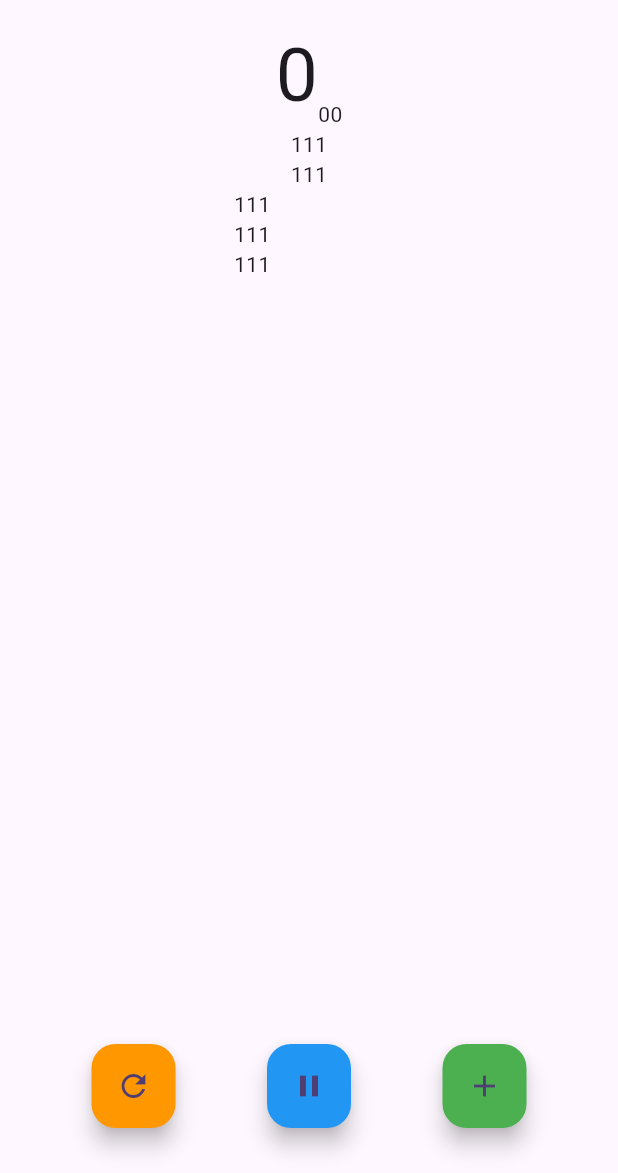
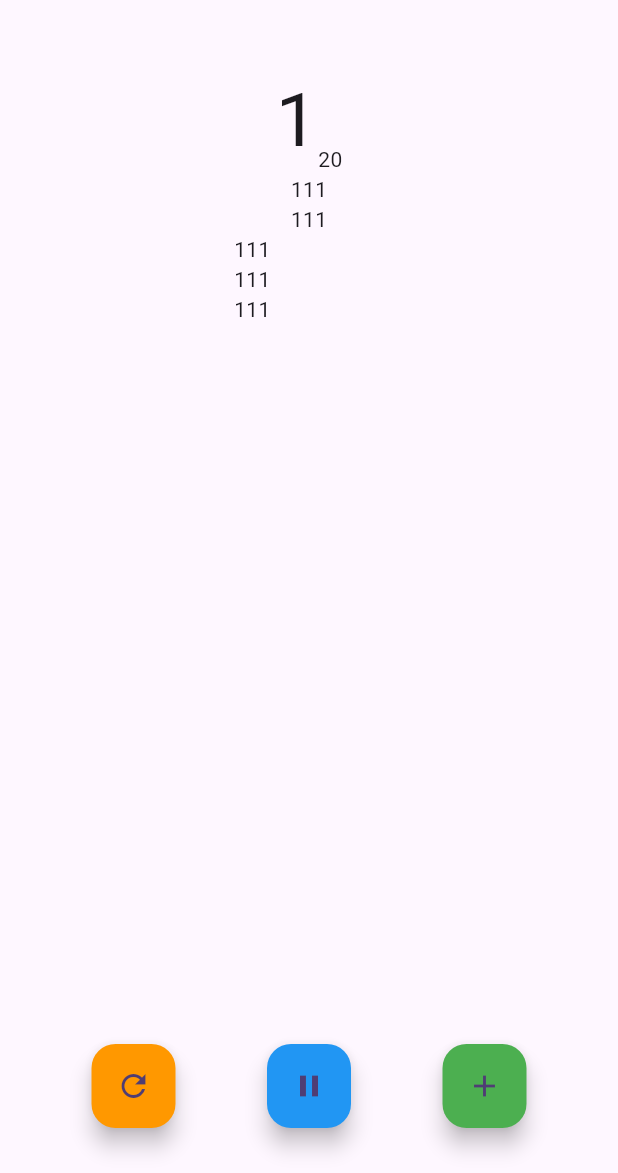
Before and after one commit to mybuenoday/stopwatch_flutter, a Flutter app: the screen it shows after launch, after a tap on the "play arrow" icon, on a phone screen of 412 x 824 dp, the part 63-1236 px from its top. Run offline on Flutter 3.47's test engine with Material 3 defaults, Android fonts, the phone set to English and light mode, and no system bars.

Commit message:
feat(stopwatch): implement toggle start/pause functionality and time display

```diff
--- a/lib/main.dart
+++ b/lib/main.dart
@@ -4,9 +4,9 @@ import 'package:flutter/material.dart';
 import 'package:stopwatch_flutter/stopwatch_screen.dart';
 
 void main() {
-  Timer.periodic(const Duration(seconds: 1), (timer) {
-    print('Timer');
-  });
+/*  Timer.periodic(const Duration(seconds: 1), (timer) {
+    print('1Timer1');
+  });*/
   runApp(const MyApp());
 }
 
--- a/lib/stopwatch_screen.dart
+++ b/lib/stopwatch_screen.dart
@@ -27,8 +27,17 @@ class _StopWatchScreenState extends State<StopWatchScreen> {
     }
   }
 
-  void _start() {}
-  void _pause() {}
+  void _start() {
+    _timer = Timer.periodic(const Duration(milliseconds: 10), (timer) {
+      setState(() {
+        _time++;
+      });
+    });
+  }
+
+  void _pause() {
+    _timer?.cancel();
+  }
 
   @override
   void dispose() {
@@ -38,20 +47,26 @@ class _StopWatchScreenState extends State<StopWatchScreen> {
 
   @override
   Widget build(BuildContext context) {
+    int sec = _time ~/ 100; // 몫. milliseconds
+    String hundredth = '${_time % 100}'.padLeft(2, '0');
+
     return Scaffold(
       appBar: AppBar(
         title: const Text('Stopwatch'),
       ),
       body: Column(children: [
-        const Row(
+        const SizedBox(height: 30),
+        Row(
           mainAxisAlignment: MainAxisAlignment.center,
           crossAxisAlignment: CrossAxisAlignment.end,
           children: [
             Text(
-              '0',
-              style: TextStyle(fontSize: 50),
+              '$sec',
+              style: const TextStyle(fontSize: 50),
             ),
-            Text('00'),
+            Text(
+              hundredth,
+            ),
           ],
         ),
         SizedBox(
```
